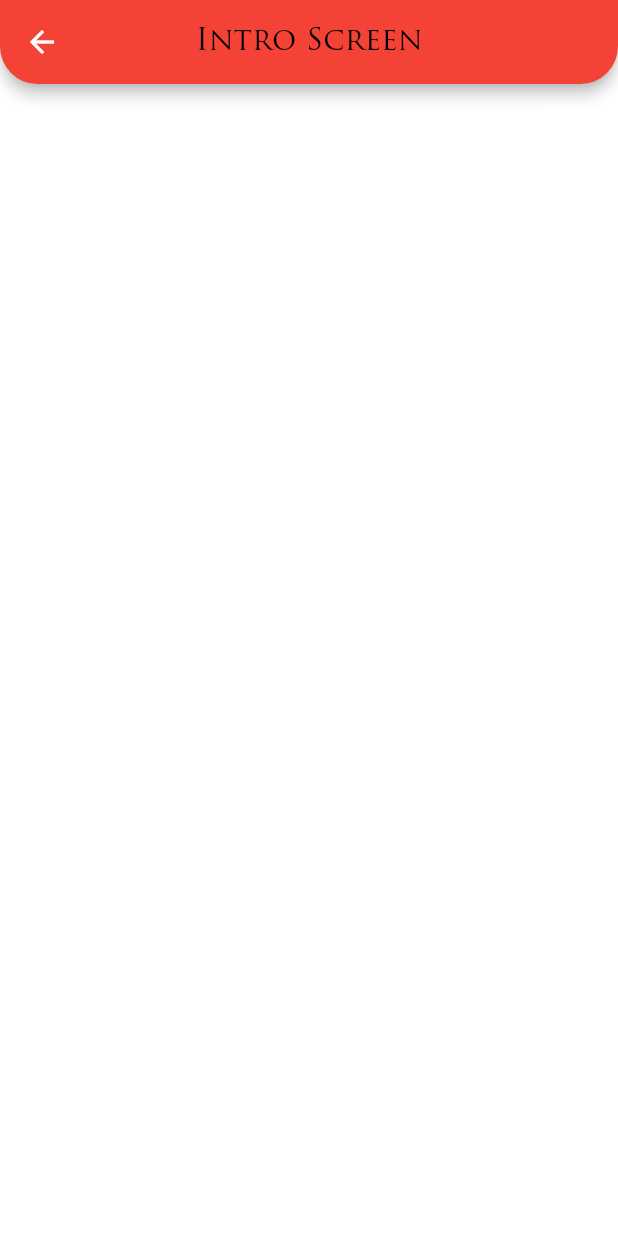
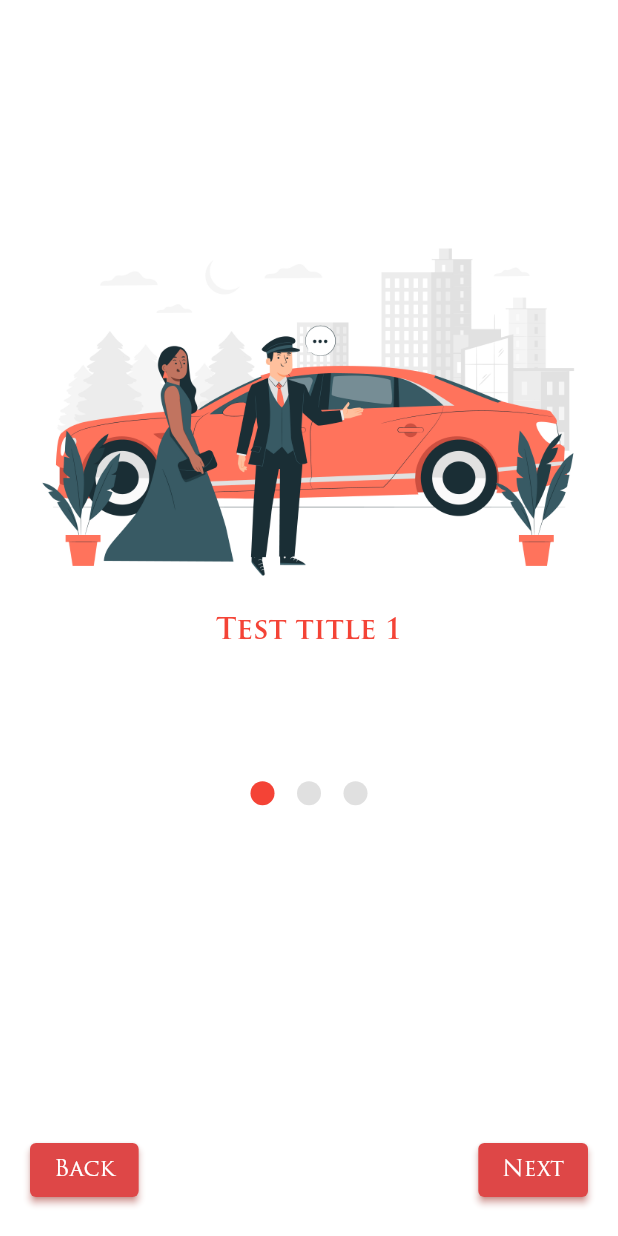
Before and after one commit to anassrasheed/fip5, a Flutter app: the IntroScreen screen opened directly, on a phone screen of 412 x 824 dp. Run offline on Flutter 3.47's test engine with Material 2 defaults, Android fonts, the phone set to English and light mode, and no system bars; drawn by our look-alikes of smooth_page_indicator; our stand-ins replace lottie, persistent_bottom_nav_bar, shared_preferences, shimmer, sizer; missing offline and left inert: adaptive_action_sheet; accounts and stored records are empty; key blocks and very long unbroken strings in the code were emptied for the run.

Commit message:
feat: hande intro

```diff
--- /dev/null
+++ b/lib/config/app_colors.dart
@@ -0,0 +1,9 @@
+import 'package:flutter/material.dart';
+
+class AppColors {
+  static const primaryColor=Colors.blue;
+  static const scaffoldBackgroundColor=Colors.blue;
+  static const buttonColor = Color(0xffde4747);
+  static const activeIndicator = Colors.red;
+  static Color disbaleIndicator = Colors.grey.shade300;
+}
--- /dev/null
+++ b/lib/config/cache_keys.dart
@@ -0,0 +1,3 @@
+class CacheKeys {
+  static const String introKey = "introEntered";
+}
--- a/lib/main_ui.dart
+++ b/lib/main_ui.dart
@@ -1,3 +1,4 @@
+import 'package:fip5/config/app_colors.dart';
 import 'package:fip5/screens/splash/splash_screen.dart';
 import 'package:flutter/material.dart';
 import 'package:flutter_localizations/flutter_localizations.dart';
@@ -31,7 +32,7 @@ class _MyAppState extends State<MyApp> {
     return ScopedModelDescendant<AppLanguage>(builder: (context, child, model) {
       return Sizer(builder: (context, orientation, deviceType) {
         return MaterialApp(
-          home: SplashScreen(),
+          home: const SplashScreen(),
           locale: model.appLocale,
           supportedLocales: S.delegate.supportedLocales,
           localizationsDelegates: const [
@@ -42,7 +43,7 @@ class _MyAppState extends State<MyApp> {
           ],
           theme: ThemeData(
               // colors
-              primaryColor: Colors.black,
+              primaryColor: AppColors.primaryColor,
               accentColor: Colors.black,
               backgroundColor: Colors.white,
               scaffoldBackgroundColor: Colors.white,
--- /dev/null
+++ b/lib/screens/intro/intro_page_item.dart
@@ -0,0 +1,41 @@
+import 'package:fip5/utils/ui/fip5_text.dart';
+import 'package:flutter/material.dart';
+import 'package:sizer/sizer.dart';
+
+class IntroPageItem extends StatelessWidget {
+  final String title;
+  final String image;
+  final VoidCallback? onTap;
+
+  const IntroPageItem(
+      {Key? key, required this.title, required this.image, this.onTap})
+      : super(key: key);
+
+  @override
+  Widget build(BuildContext context) {
+    return Column(
+      mainAxisSize: MainAxisSize.min,
+      children: [
+        InkWell(
+          onTap: () {
+            if (onTap != null) onTap!.call();
+          },
+          child: Image.asset(
+            image,
+            width: 90.w,
+            height: 250,
+          ),
+        ),
+        const SizedBox(
+          height: 10,
+        ),
+        Fip5Text(
+          title: title,
+          fontWeight: FontWeight.bold,
+          fontSize: 14.sp,
+          textColor: Colors.red,
+        )
+      ],
+    );
+  }
+}
--- a/lib/screens/intro/intro_screen.dart
+++ b/lib/screens/intro/intro_screen.dart
@@ -1,5 +1,16 @@
+import 'package:fip5/config/app_colors.dart';
+import 'package:fip5/config/cache_keys.dart';
+import 'package:fip5/screens/login/login_screen.dart';
+import 'package:fip5/utils/helpers/fip5_navigator.dart';
+import 'package:fip5/utils/helpers/shared_prefs_helper.dart';
 import 'package:fip5/utils/ui/common_views.dart';
+import 'package:fip5/utils/ui/fip5_text.dart';
 import 'package:flutter/material.dart';
+import 'package:shared_preferences/shared_preferences.dart';
+import 'package:sizer/sizer.dart';
+import 'package:smooth_page_indicator/smooth_page_indicator.dart';
+
+import 'intro_page_item.dart';
 
 class IntroScreen extends StatefulWidget {
   const IntroScreen({Key? key}) : super(key: key);
@@ -8,11 +19,113 @@ class IntroScreen extends StatefulWidget {
   State<IntroScreen> createState() => _IntroScreenState();
 }
 
-class _IntroScreenState extends State<IntroScreen> {
+class _IntroScreenState extends State<IntroScreen> with Fip5Views {
+  final List<Widget> _pages = [];
+  PageController controller = PageController();
+  int _pageIndex = 0;
+
+  @override
+  void initState() {
+    _fillPages();
+    super.initState();
+  }
+
   @override
   Widget build(BuildContext context) {
     return Scaffold(
-      appBar: CommonViews().getAppBar(title: "Intro Screen",color: Colors.red),
+      body: Column(children: [
+        const SizedBox(
+          height: 150,
+        ),
+        SizedBox(
+          height: 45.h,
+          child: PageView.builder(
+            itemBuilder: (context, index) {
+              return _pages[index];
+            },
+            itemCount: _pages.length, // 3  0 1 2
+            controller: controller,
+            onPageChanged: (pageIndex) {
+              setState(() {
+                _pageIndex = pageIndex;
+              });
+            },
+          ),
+        ),
+        SmoothPageIndicator(
+          controller: controller, // PageController
+          count: _pages.length,
+          effect: WormEffect(
+              activeDotColor: AppColors.activeIndicator,
+              dotColor: AppColors.disbaleIndicator,
+              spacing: 15), // your preferred effect
+          onDotClicked: (index) {},
+        ),
+        const Spacer(),
+        Container(
+          margin: const EdgeInsets.symmetric(horizontal: 20),
+          child: Row(
+            mainAxisAlignment: MainAxisAlignment.spaceBetween,
+            children: [
+              CommonViews().createButton(
+                  title: "Back",
+                  onPressed: () {
+                    controller.animateToPage(_pageIndex - 1,
+                        duration: const Duration(milliseconds: 500),
+                        curve: Curves.linear);
+                  }),
+              _pageIndex == _pages.length - 1
+                  ? CommonViews().createButton(
+                      title: "Done",
+                      onPressed: () {
+                        _saveData();
+                        FIP5Navigator.of(context)
+                            .pushAndRemoveUntil(LoginScreen());
+                      })
+                  : createButton(
+                      title: "Next",
+                      onPressed: () {
+                        controller.animateToPage(_pageIndex + 1,
+                            duration: const Duration(milliseconds: 500),
+                            curve: Curves.linear);
+                      }),
+            ],
+          ),
+        ),
+        const SizedBox(
+          height: 20,
+        ),
+      ]),
     );
   }
+
+  void _fillPages() {
+    _pages.add(IntroPageItem(
+      title: "Test title 1",
+      image: "assets/first_img.jpg",
+      onTap: () {
+        showModalBottomSheet(
+            context: context,
+            builder: (c) {
+              return Container(
+                height: 20.h,
+                color: Colors.lightBlue,
+              );
+            });
+      },
+    ));
+    _pages.add(const IntroPageItem(
+      title: "Test title 2",
+      image: "assets/f_intro_img.png",
+    ));
+    _pages.add(const IntroPageItem(
+      title: "Test title 3",
+      image: "assets/third_intro_img.png",
+    ));
+  }
+
+  void _saveData() async {
+    SharedPreferenceHelper()
+        .save(key: CacheKeys.introKey, value: true, type: SaveType.boolType);
+  }
 }
--- a/lib/utils/helpers/fip5_navigator.dart
+++ b/lib/utils/helpers/fip5_navigator.dart
@@ -1,10 +1,10 @@
 import 'package:flutter/material.dart';
 
-class Fip5Navigator<T> {
+class FIP5Navigator<T> {
   final BuildContext context;
   bool rootNav = false;
 
-  Fip5Navigator.of(
+  FIP5Navigator.of(
     this.context, {
     bool rootNavigator = false,
   }) {
@@ -48,9 +48,6 @@ class Fip5Navigator<T> {
     );
   }
 
-  // Future<T?> pop([result]) {
-  //   return Navigator.pop(_context,result);
-  // }
   void pop([result]) {
     Navigator.of(context, rootNavigator: rootNav).pop(result);
   }
--- a/lib/utils/ui/common_views.dart
+++ b/lib/utils/ui/common_views.dart
@@ -1,13 +1,16 @@
+import 'package:fip5/config/app_colors.dart';
 import 'package:flutter/material.dart';
 
+import 'fip5_text.dart';
+
 class CommonViews {
-  static final CommonViews _shared = CommonViews._private();
+  // singleton Ready
 
+  static final CommonViews _shared =
+      CommonViews._private(); // new object address 123
   factory CommonViews() => _shared;
 
-  CommonViews._private();
-
-  // singleton Ready
+  CommonViews._private(); // private constructor
 
   AppBar getAppBar({required String title, Color? color}) {
     return AppBar(
@@ -18,4 +21,38 @@ class CommonViews {
         title: Text(title, style: TextStyle(color: Colors.black)),
         centerTitle: true);
   }
+
+  Widget createButton(
+      {required String title, required VoidCallback onPressed}) {
+    return ElevatedButton(
+        onPressed: onPressed,
+        style: ElevatedButton.styleFrom(backgroundColor: AppColors.buttonColor),
+        child: Fip5Text(
+          title: title,
+          textColor: Colors.white,
+        ));
+  }
 }
+
+mixin Fip5Views {
+  AppBar getAppBar({required String title, Color? color}) {
+    return AppBar(
+        backgroundColor: color ?? Colors.white,
+        elevation: 4,
+        shape: const RoundedRectangleBorder(
+            borderRadius: BorderRadius.vertical(bottom: Radius.circular(25))),
+        title: Text(title, style: TextStyle(color: Colors.black)),
+        centerTitle: true);
+  }
+
+  Widget createButton(
+      {required String title, required VoidCallback onPressed}) {
+    return ElevatedButton(
+        onPressed: onPressed,
+        style: ElevatedButton.styleFrom(backgroundColor: AppColors.buttonColor),
+        child: Fip5Text(
+          title: title,
+          textColor: Colors.white,
+        ));
+  }
+}
--- a/pubspec.yaml
+++ b/pubspec.yaml
@@ -44,6 +44,8 @@ dependencies:
   persistent_bottom_nav_bar:
   shimmer:
   sizer:
+  smooth_page_indicator:
+  shared_preferences:
   lottie:
 dev_dependencies:
   flutter_test:
```
Also changed, not shown: lib/screens/login/login_screen.dart (added, +18 -0 lines), lib/screens/splash/splash_screen.dart (+9 -2 lines), lib/utils/helpers/shared_prefs_helper.dart (added, +102 -0 lines), assets/f_intro_img.png (added), assets/first_img.jpg (added), assets/third_intro_img.png (added), pubspec.lock.
